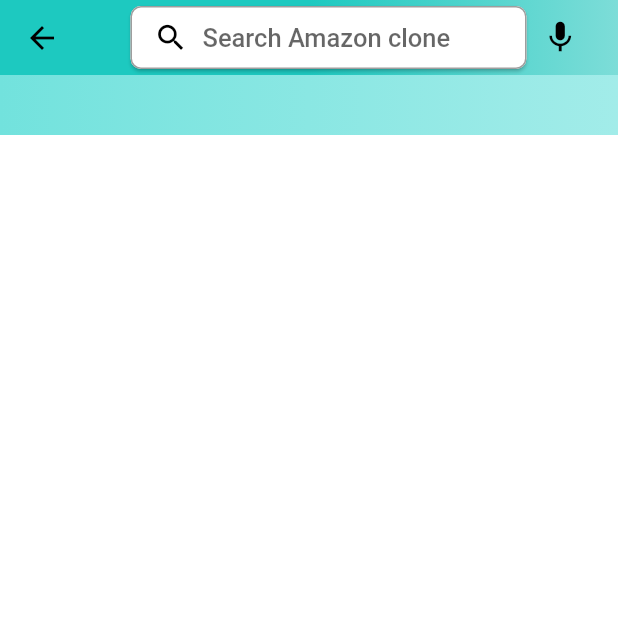
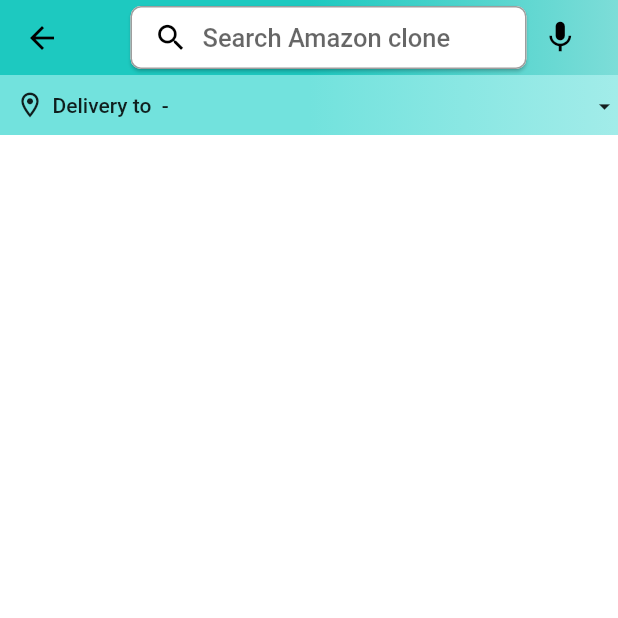
Before and after one commit to 217013277/flutter_amazon_clone, a Flutter app: the HomeScreen screen opened by its route, on a phone screen of 412 x 824 dp, the top half of it. Run offline on Flutter 3.47's test engine with Material 2 defaults, Android fonts, the phone set to English and light mode, and no system bars; our stand-ins replace badges, shared_preferences; accounts and stored records are empty.

Commit message:
create addrtess box

```diff
--- a/lib/features/home/widgets/address_box.dart
+++ b/lib/features/home/widgets/address_box.dart
@@ -1,17 +1,47 @@
 import 'package:flutter/material.dart';
+import 'package:flutter_amazon_clone/provider/user_provider.dart';
+import 'package:provider/provider.dart';
 
 class AddressBox extends StatelessWidget {
   const AddressBox({super.key});
 
   @override
   Widget build(BuildContext context) {
+    final user = Provider.of<UserProvider>(context).user;
     return Container(
       height: 40,
       decoration: const BoxDecoration(
-          gradient: LinearGradient(colors: [
-        Color.fromARGB(255, 114, 226, 221),
-        Color.fromARGB(255, 162, 236, 233),
-      ])),
+        gradient: LinearGradient(
+          colors: [
+            Color.fromARGB(255, 114, 226, 221),
+            Color.fromARGB(255, 162, 236, 233),
+          ],
+          stops: [0.5, 1.0],
+        ),
+      ),
+      padding: const EdgeInsets.only(left: 10),
+      child: Row(
+        children: [
+          const Icon(Icons.location_on_outlined, size: 20),
+          Expanded(
+            child: Padding(
+              padding: const EdgeInsets.only(left: 5),
+              child: Text(
+                "Delivery to ${user.name} - ${user.address}",
+                style: const TextStyle(fontWeight: FontWeight.w500),
+                overflow: TextOverflow.ellipsis,
+              ),
+            ),
+          ),
+          const Padding(
+            padding: EdgeInsets.only(left: 5, top: 2),
+            child: Icon(
+              Icons.arrow_drop_down_outlined,
+              size: 18,
+            ),
+          ),
+        ],
+      ),
     );
   }
 }
```
